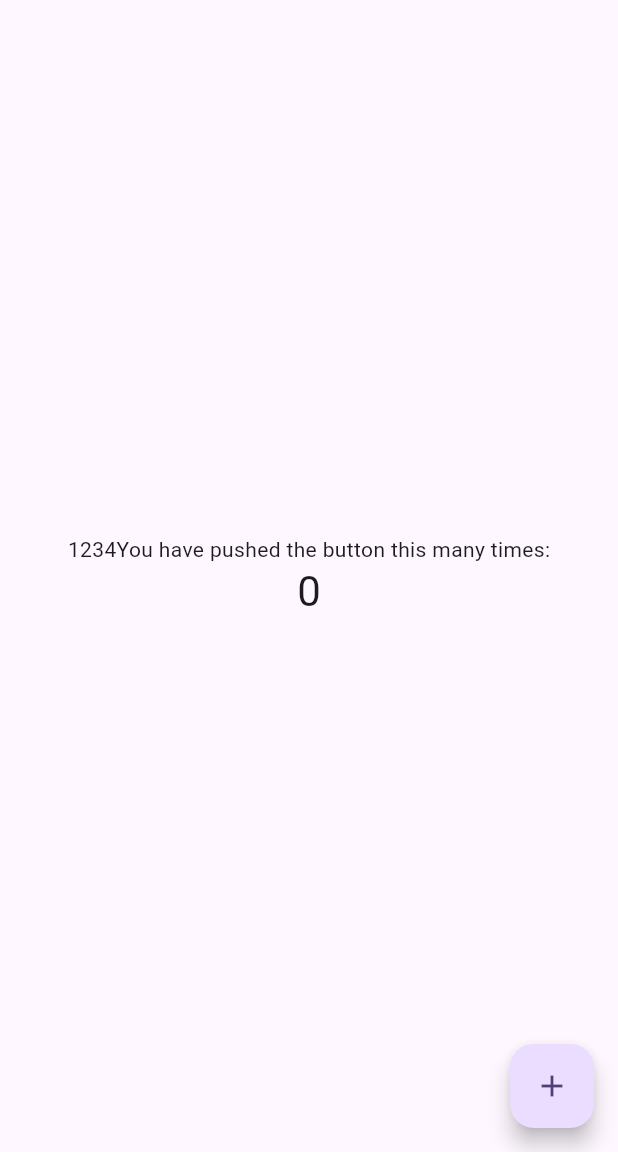
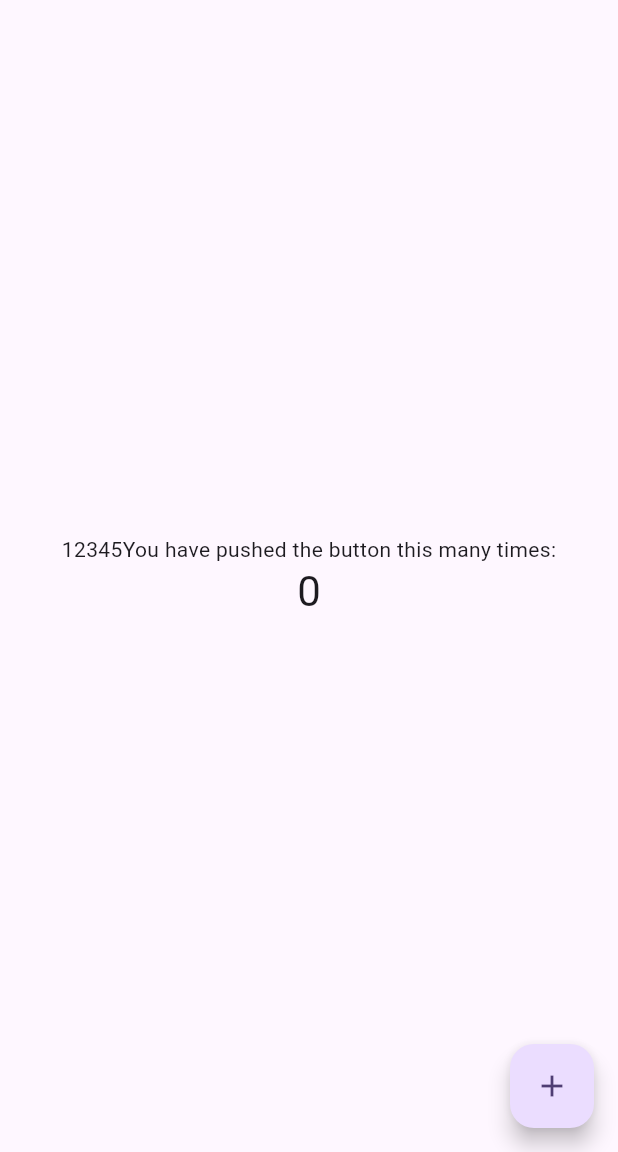
Before and after one commit to could-ai/0196b461-3be1-79c3-bab4-1abcaee8e945, a Flutter app: the screen it shows after launch, on a phone screen of 412 x 824 dp, the part 84-1236 px from its top. Run offline on Flutter 3.47's test engine with Material 3 defaults, Android fonts, the phone set to English and light mode, and no system bars.

Commit message:
Update file: lib/main.dart

```diff
--- a/usr/lib/main.dart
+++ b/usr/lib/main.dart
@@ -105,7 +105,7 @@ class _MyHomePageState extends State<MyHomePage> {
           // wireframe for each widget.
           mainAxisAlignment: MainAxisAlignment.center,
           children: <Widget>[
-            const Text('1234You have pushed the button this many times:'),
+            const Text('12345You have pushed the button this many times:'),
             Text('$_counter', style: Theme.of(context).textTheme.headlineMedium),
           ],
         ),
```
